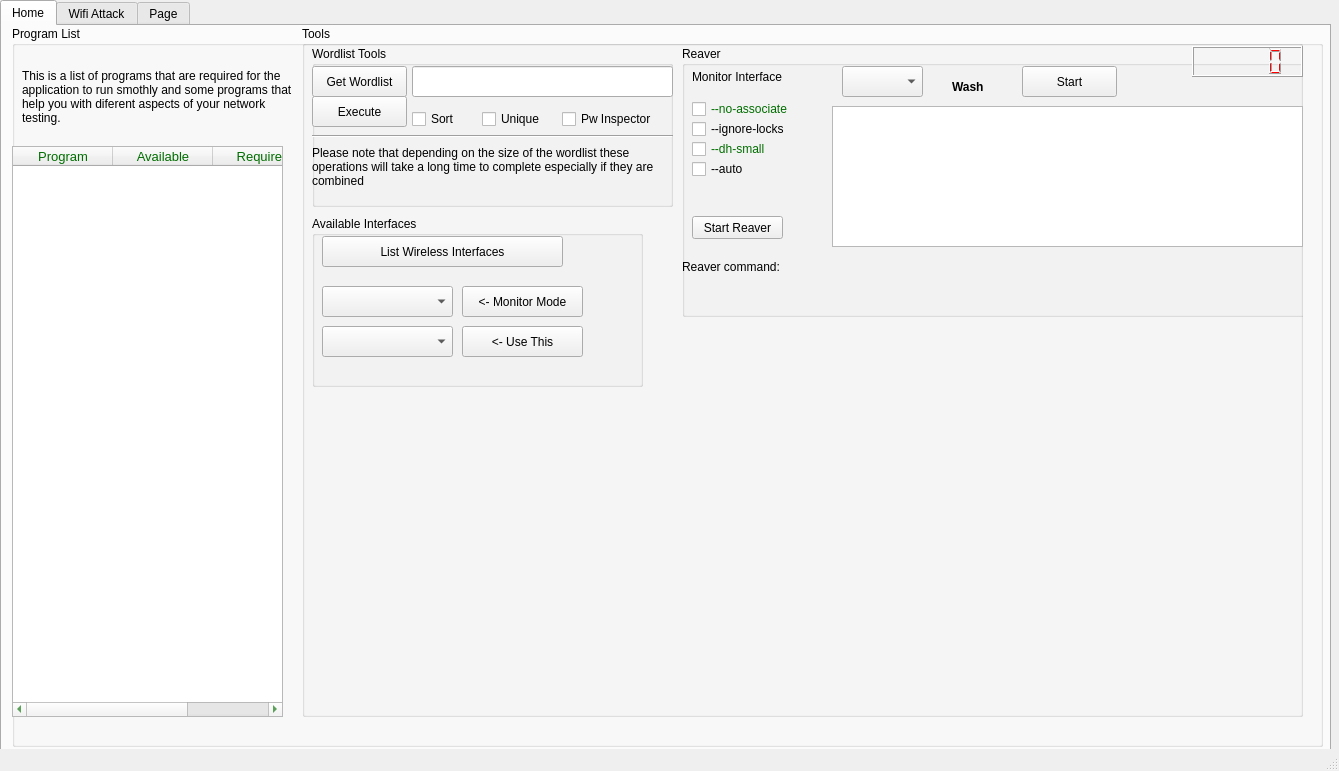
The window that wifern.ui (houcy/wifern) describes before a commit, drawn with Qt 5.
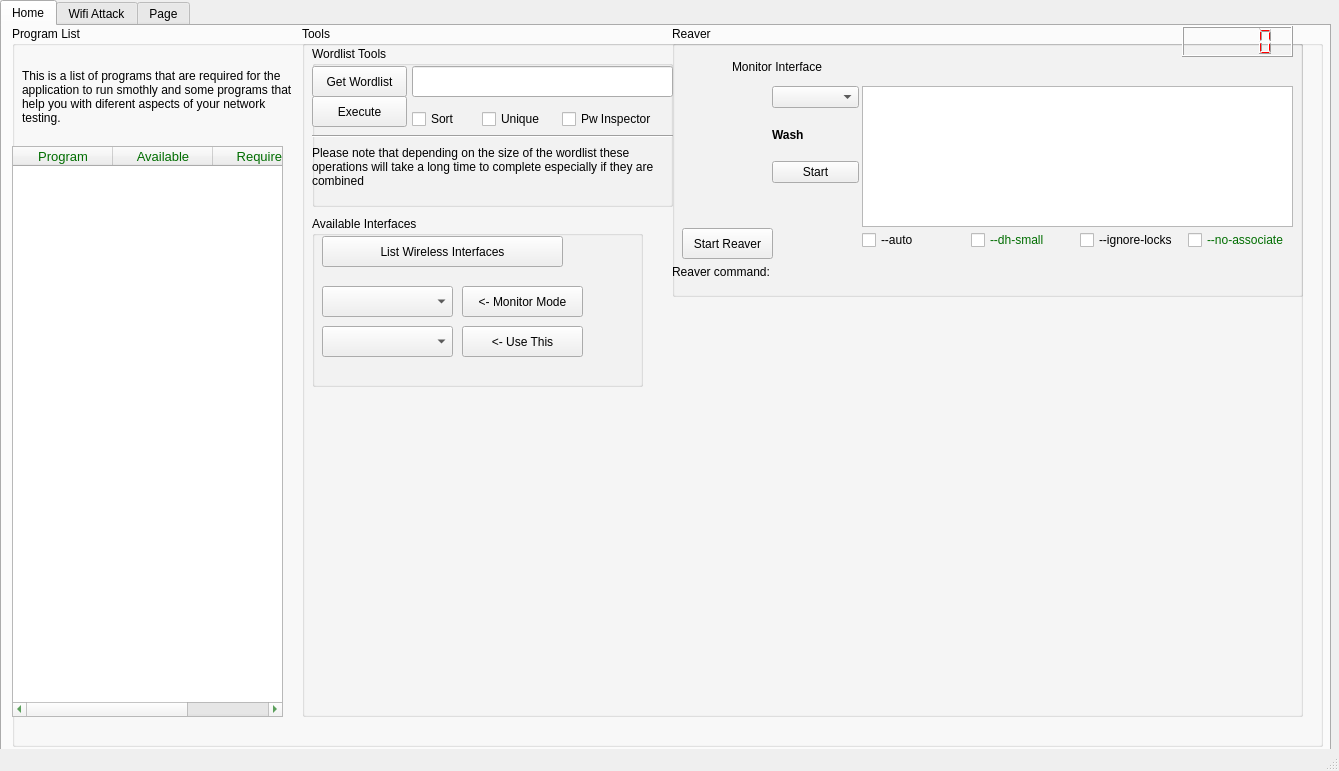
The same window after the commit. Icons and pictures are not drawn.

Commit message: Database model change MonitorMode Implement

```diff
--- a/wifern.ui
+++ b/wifern.ui
@@ -271,8 +271,8 @@
           <widget class="QGroupBox" name="groupBox_4">
            <property name="geometry">
             <rect>
-             <x>380</x>
-             <y>20</y>
+             <x>370</x>
+             <y>0</y>
              <width>631</width>
              <height>271</height>
             </rect>
@@ -283,54 +283,25 @@
            <property name="title">
             <string>Reaver</string>
            </property>
-           <widget class="QComboBox" name="Monitor_select_comboBox">
-            <property name="geometry">
-             <rect>
-              <x>160</x>
-              <y>20</y>
-              <width>81</width>
-              <height>31</height>
-             </rect>
-            </property>
-           </widget>
            <widget class="QLabel" name="label_3">
             <property name="geometry">
              <rect>
-              <x>10</x>
-              <y>20</y>
-              <width>131</width>
-              <height>21</height>
-             </rect>
-            </property>
-            <property name="text">
-             <string>Monitor Interface</string>
-            </property>
-           </widget>
-           <widget class="QLabel" name="label_4">
-            <property name="geometry">
-             <rect>
-              <x>270</x>
+              <x>60</x>
               <y>30</y>
-              <width>61</width>
+              <width>131</width>
               <height>21</height>
              </rect>
             </property>
-            <property name="font">
-             <font>
-              <weight>75</weight>
-              <bold>true</bold>
-             </font>
-            </property>
             <property name="text">
-             <string>Wash</string>
+             <string>Monitor Interface</string>
             </property>
            </widget>
            <widget class="QTableView" name="wash_tableView">
             <property name="geometry">
              <rect>
-              <x>150</x>
+              <x>190</x>
               <y>60</y>
-              <width>471</width>
+              <width>431</width>
               <height>141</height>
              </rect>
             </property>
@@ -358,97 +329,26 @@
              <enum>QAbstractItemView::SelectRows</enum>
             </property>
            </widget>
-           <widget class="QPushButton" name="start_wash_Button">
-            <property name="geometry">
-             <rect>
-              <x>340</x>
-              <y>20</y>
-              <width>95</width>
-              <height>31</height>
-             </rect>
-            </property>
-            <property name="text">
-             <string>Start</string>
-            </property>
-           </widget>
            <widget class="QLabel" name="reaver_command_label">
             <property name="geometry">
              <rect>
               <x>0</x>
-              <y>210</y>
+              <y>230</y>
               <width>611</width>
-              <height>21</height>
+              <height>31</height>
              </rect>
             </property>
             <property name="text">
              <string>Reaver command:</string>
             </property>
            </widget>
-           <widget class="QCheckBox" name="checkBox">
-            <property name="geometry">
-             <rect>
-              <x>10</x>
-              <y>50</y>
-              <width>131</width>
-              <height>26</height>
-             </rect>
-            </property>
-            <property name="styleSheet">
-             <string notr="true">color:rgb(0, 109, 0)</string>
-            </property>
-            <property name="text">
-             <string>--no-associate</string>
-            </property>
-           </widget>
-           <widget class="QCheckBox" name="checkBox_2">
-            <property name="geometry">
-             <rect>
-              <x>10</x>
-              <y>70</y>
-              <width>121</width>
-              <height>26</height>
-             </rect>
-            </property>
-            <property name="text">
-             <string>--ignore-locks</string>
-            </property>
-           </widget>
-           <widget class="QCheckBox" name="checkBox_3">
-            <property name="geometry">
-             <rect>
-              <x>10</x>
-              <y>90</y>
-              <width>93</width>
-              <height>26</height>
-             </rect>
-            </property>
-            <property name="styleSheet">
-             <string notr="true">color:rgb(0, 109, 0)</string>
-            </property>
-            <property name="text">
-             <string>--dh-small</string>
-            </property>
-           </widget>
-           <widget class="QCheckBox" name="checkBox_4">
-            <property name="geometry">
-             <rect>
-              <x>10</x>
-              <y>110</y>
-              <width>93</width>
-              <height>26</height>
-             </rect>
-            </property>
-            <property name="text">
-             <string>--auto</string>
-            </property>
-           </widget>
            <widget class="QPushButton" name="pushButton_6">
             <property name="geometry">
              <rect>
               <x>10</x>
-              <y>170</y>
+              <y>202</y>
               <width>91</width>
-              <height>23</height>
+              <height>31</height>
              </rect>
             </property>
             <property name="text">
@@ -475,6 +375,87 @@
              <string notr="true">color:rgb(255, 0, 0)</string>
             </property>
            </widget>
+           <widget class="QWidget" name="">
+            <property name="geometry">
+             <rect>
+              <x>100</x>
+              <y>60</y>
+              <width>87</width>
+              <height>97</height>
+             </rect>
+            </property>
+            <layout class="QVBoxLayout" name="verticalLayout">
+             <item>
+              <widget class="QComboBox" name="Monitor_select_comboBox"/>
+             </item>
+             <item>
+              <widget class="QLabel" name="label_4">
+               <property name="font">
+                <font>
+                 <weight>75</weight>
+                 <bold>true</bold>
+                </font>
+               </property>
+               <property name="text">
+                <string>Wash</string>
+               </property>
+              </widget>
+             </item>
+             <item>
+              <widget class="QPushButton" name="start_wash_Button">
+               <property name="text">
+                <string>Start</string>
+               </property>
+              </widget>
+             </item>
+            </layout>
+           </widget>
+           <widget class="QWidget" name="">
+            <property name="geometry">
+             <rect>
+              <x>190</x>
+              <y>200</y>
+              <width>429</width>
+              <height>28</height>
+             </rect>
+            </property>
+            <layout class="QHBoxLayout" name="horizontalLayout">
+             <item>
+              <widget class="QCheckBox" name="checkBox_4">
+               <property name="text">
+                <string>--auto</string>
+               </property>
+              </widget>
+             </item>
+             <item>
+              <widget class="QCheckBox" name="checkBox_3">
+               <property name="styleSheet">
+                <string notr="true">color:rgb(0, 109, 0)</string>
+               </property>
+               <property name="text">
+                <string>--dh-small</string>
+               </property>
+              </widget>
+             </item>
+             <item>
+              <widget class="QCheckBox" name="checkBox_2">
+               <property name="text">
+                <string>--ignore-locks</string>
+               </property>
+              </widget>
+             </item>
+             <item>
+              <widget class="QCheckBox" name="checkBox">
+               <property name="styleSheet">
+                <string notr="true">color:rgb(0, 109, 0)</string>
+               </property>
+               <property name="text">
+                <string>--no-associate</string>
+               </property>
+              </widget>
+             </item>
+            </layout>
+           </widget>
           </widget>
           <widget class="QGroupBox" name="Interface_groupBox">
            <property name="geometry">
```
Left out of the diff: 112 changed lines with no effect on the pictures. The commit also changes 2 other files.
